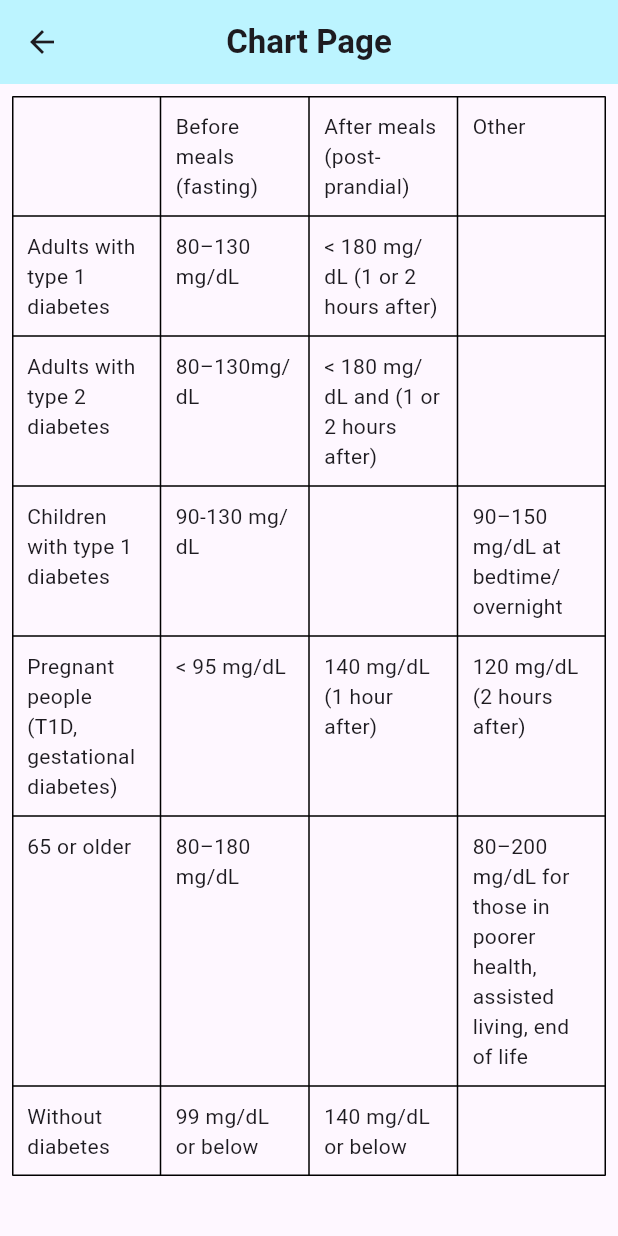
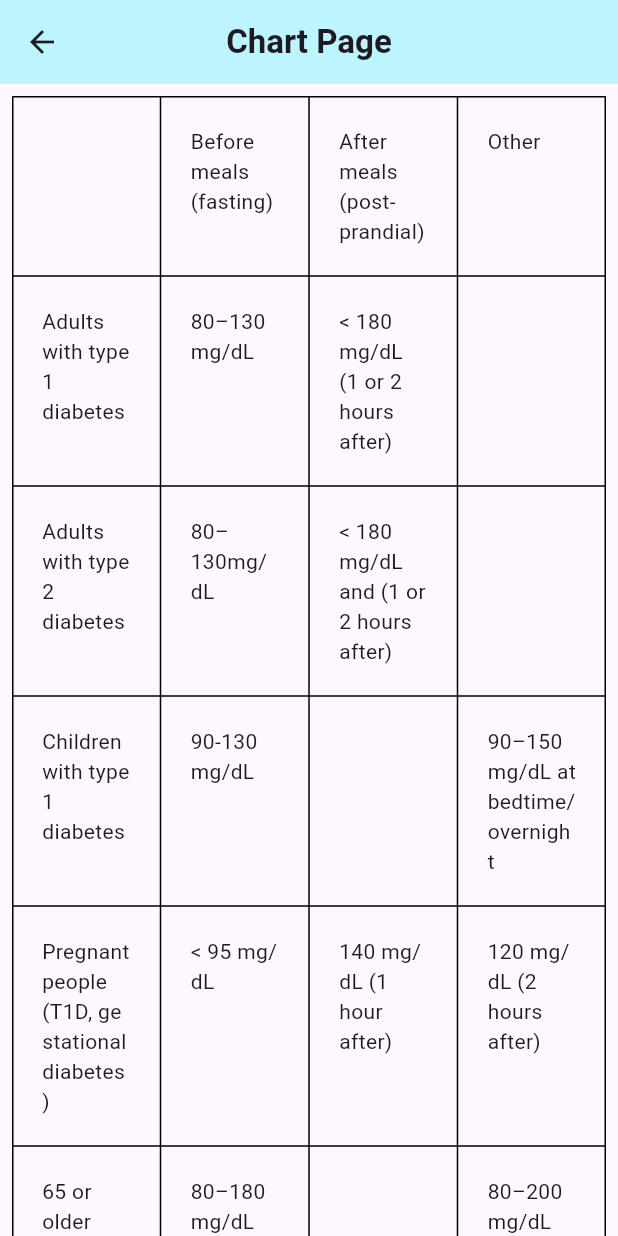
Before and after one commit to Thameera08/blood_sugar_monitor, a Flutter app: the ChartPage screen opened directly, on a phone screen of 412 x 824 dp. Run offline on Flutter 3.47's test engine with Material 3 defaults, Android fonts, the phone set to English and light mode, and no system bars; our stand-ins replace get, hexcolor.

Commit message:
padding added

```diff
--- a/lib/infor_chart.dart
+++ b/lib/infor_chart.dart
@@ -110,7 +110,7 @@ class _ChartPageState extends State<ChartPage> {
   Widget _buildTableCell(String value) {
     return TableCell(
       child: Padding(
-        padding: EdgeInsets.all(10.0),
+        padding: EdgeInsets.all(20.0),
         child: Text(value),
       ),
     );
```
